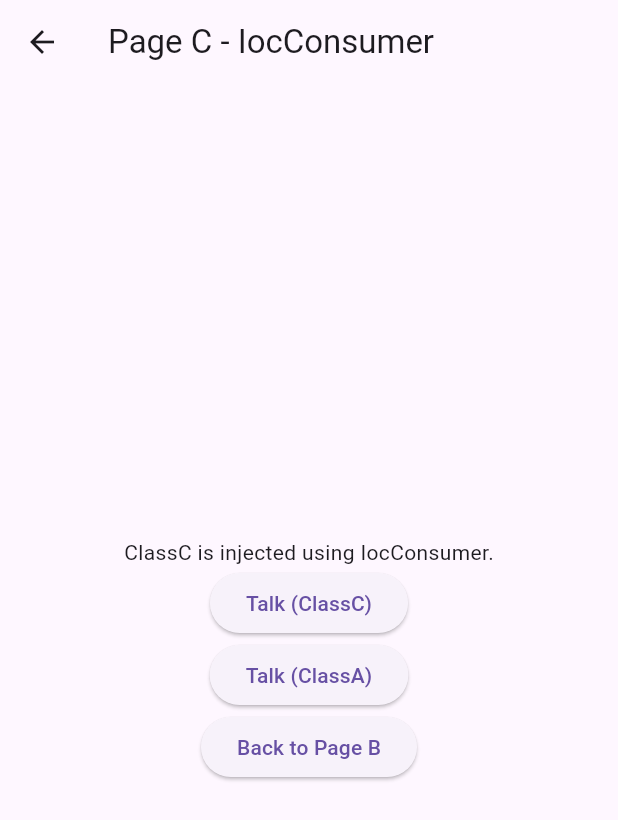
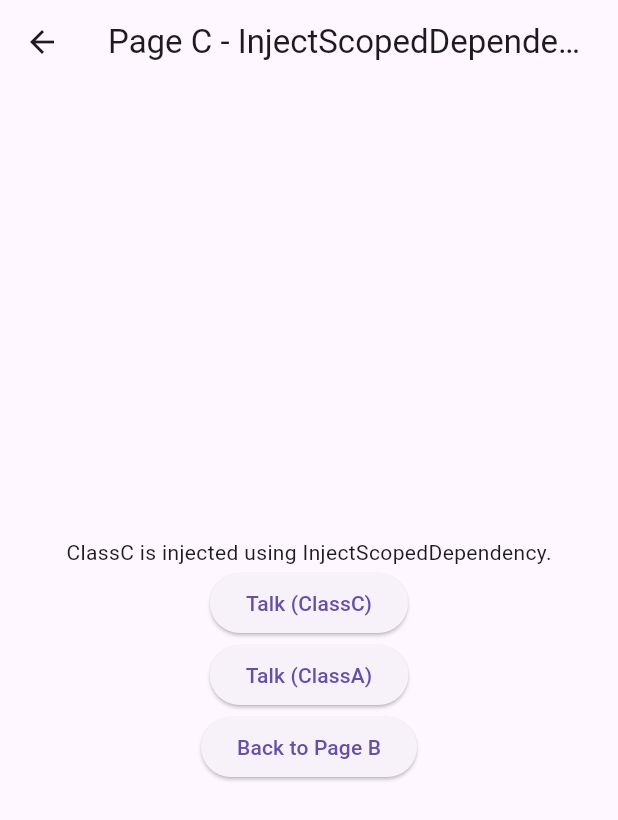
Before and after one commit to melWiss/ioc_widget, a Flutter app: the PageC screen opened by its route, on a phone screen of 412 x 824 dp. Shown: the top 820 px of the screen. Run offline on Flutter 3.47's test engine with Material 3 defaults, Android fonts, the phone set to English and light mode, and no system bars.

Commit message:
renamed IocConsumer to InjectScopedDependency

```diff
--- a/example/lib/main.dart
+++ b/example/lib/main.dart
@@ -138,14 +138,14 @@ class PageC extends StatelessWidget {
   @override
   Widget build(BuildContext context) {
     return Scaffold(
-      appBar: AppBar(title: const Text('Page C - IocConsumer')),
+      appBar: AppBar(title: const Text('Page C - InjectScopedDependency')),
       body: Center(
-        child: IocConsumer<ClassA>(
+        child: InjectScopedDependency<ClassA>(
           builder: (ctx) {
             return Column(
               mainAxisAlignment: MainAxisAlignment.center,
               children: [
-                const Text('ClassC is injected using IocConsumer.'),
+                const Text('ClassC is injected using InjectScopedDependency.'),
                 ElevatedButton(
                   onPressed: () {
                     ScaffoldMessenger.of(ctx).showSnackBar(
--- a/lib/ioc_widget.dart
+++ b/lib/ioc_widget.dart
@@ -1,4 +1,4 @@
 export 'package:ioc_widget/src/ioc_widgets.dart';
-export 'package:ioc_widget/src/ioc_consumer_widget.dart';
+export 'package:ioc_widget/src/ioc_consumer_widget.dart' show InjectScopedDependency;
 export 'package:ioc_widget/src/internal_ioc_widgets.dart' show MultiIocWidget;
 export 'package:ioc_widget/src/ioc_widget_extensions.dart';
--- a/lib/src/ioc_consumer_widget.dart
+++ b/lib/src/ioc_consumer_widget.dart
@@ -2,21 +2,21 @@ import 'package:flutter/widgets.dart';
 import 'package:ioc_widget/ioc_widget.dart';
 import 'package:ioc_widget/src/internal_ioc_widgets.dart';
 
-/// A widget that consumes a dependency of type [T] from the widget tree.
+/// A widget that injects a scoped dependency of type [T] into the widget tree.
 ///
 /// The [builder] function provides the [BuildContext] to build the widget subtree.
-class IocConsumer<T> extends StatefulWidget {
+class InjectScopedDependency<T> extends StatefulWidget {
   /// The builder function that receives the [BuildContext].
   final Widget Function(BuildContext context) builder;
 
-  /// Creates an [IocConsumer] widget.
-  const IocConsumer({required this.builder, super.key});
+  /// Creates an [InjectScopedDependency] widget.
+  const InjectScopedDependency({required this.builder, super.key});
 
   @override
-  State<IocConsumer<T>> createState() => _IocConsumerState<T>();
+  State<InjectScopedDependency<T>> createState() => _InjectScopedDependencyState<T>();
 }
 
-class _IocConsumerState<T> extends State<IocConsumer<T>> {
+class _InjectScopedDependencyState<T> extends State<InjectScopedDependency<T>> {
   late InternalIocInheritedWidget<T> dependency;
 
   @override
--- a/pubspec.yaml
+++ b/pubspec.yaml
@@ -1,6 +1,6 @@
 name: ioc_widget
 description: "A simple, flexible, and testable dependency injection (DI) solution for Flutter, inspired by the best of both the Provider and get_it packages. Supports widget-level DI, transient and singleton strategies, and is ideal for scalable, testable, and maintainable Flutter apps."
-version: 1.0.0
+version: 2.0.0
 homepage: https://oussama-maatallah.web.app/blog/ioc_widget
 
 environment:
```
Also changed, not shown: 3 other files.
